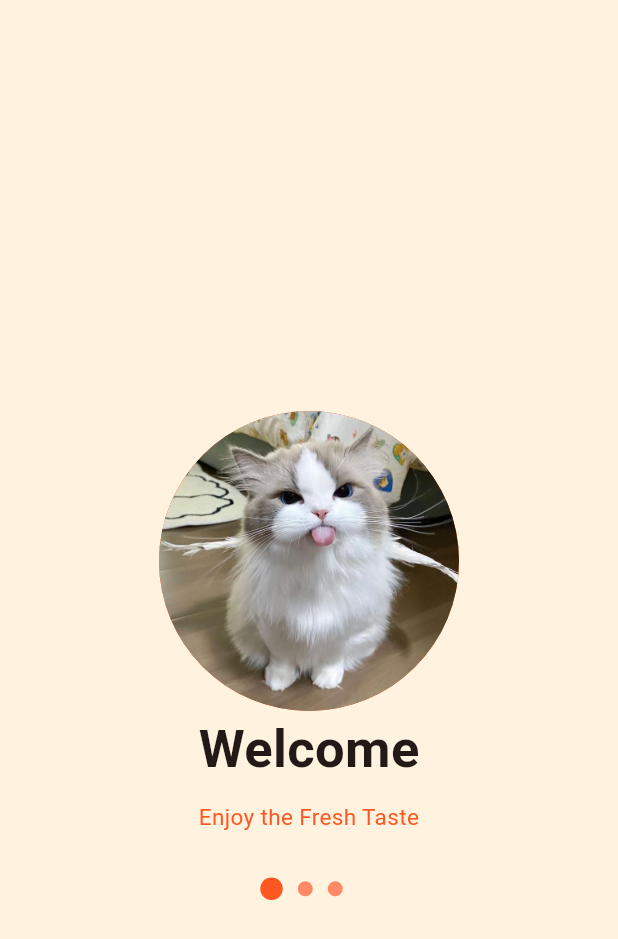
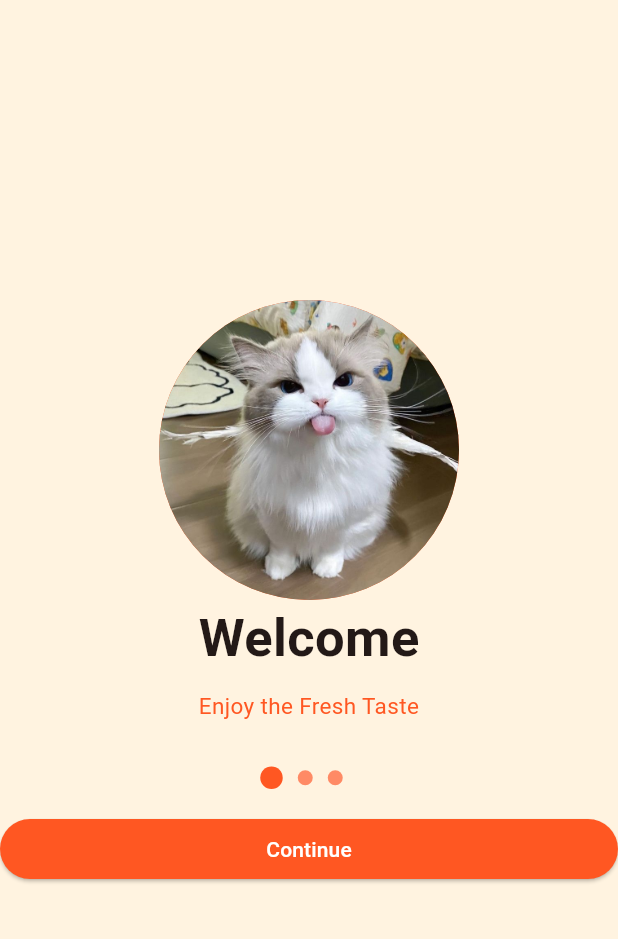
Before and after one commit to AbdulReyza/KB1179-1123150072-uts, a Flutter app: the screen it shows after launch, on a phone screen of 412 x 824 dp. Shown: the top 939 px of the screen. Run offline on Flutter 3.47's test engine with Material 3 defaults, Android fonts, the light colour scheme and no system bars.

Commit message:
tambah button

```diff
--- a/lib/screen/splash_screen_1.dart
+++ b/lib/screen/splash_screen_1.dart
@@ -12,7 +12,7 @@ class MySplashScreen extends StatelessWidget {
                 mainAxisAlignment: MainAxisAlignment.center,
 
                    children: [
-                  SizedBox(height: 50),
+                  SizedBox(height: 200),
                   Container(
                     width: 200,
                     height: 200,
@@ -74,7 +74,27 @@ class MySplashScreen extends StatelessWidget {
                       SizedBox(width: 10,),
                     ],
                   ),
+                  SizedBox(height: 20,),
+                  Container(
+                    child: SizedBox(
+                      height: 40,
+                      width: double.infinity,
+                      child: ElevatedButton(
+                        onPressed: (){
 
+                        },
+                        style: ElevatedButton.styleFrom(
+                          backgroundColor: Colors.deepOrange,
+                        ),
+                        child: Text('Continue',
+                        style: TextStyle(
+                          color: Colors.white
+                        ),),
+
+                      ),
+                    ),
+                  ),
+                  Spacer(),
 
                   ],
               ),
```
